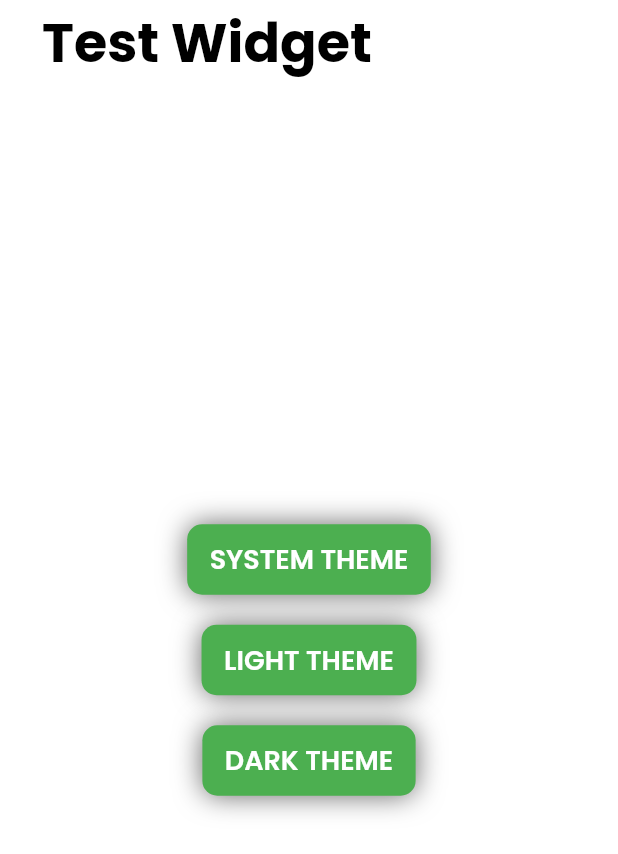
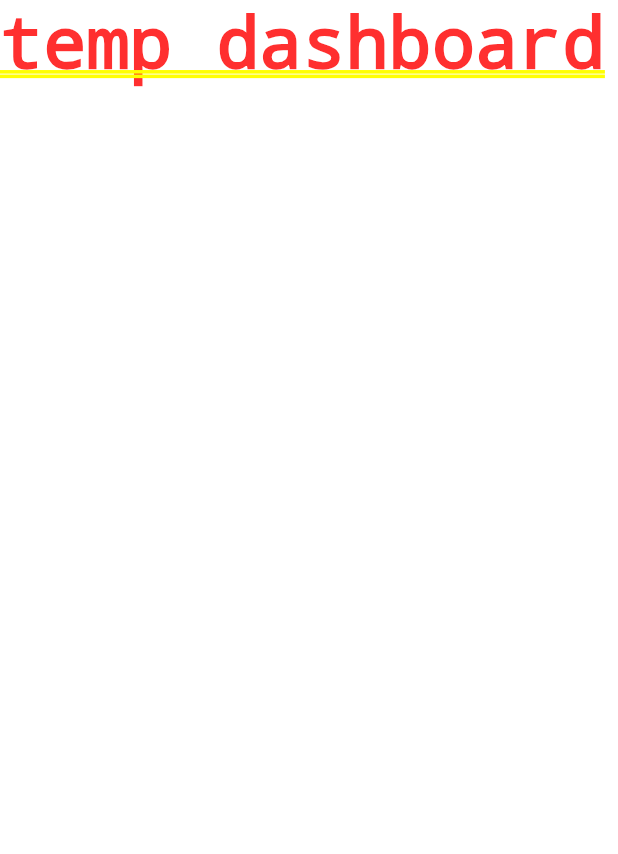
Before and after one commit to HadyMash/Releaf, a Flutter app: the screen it shows after launch, on a phone screen of 412 x 824 dp. Shown: the top 854 px of the screen. Run offline on Flutter 3.47's test engine with Material 2 defaults, Android fonts, the phone set to English and light mode, and no system bars; our stand-ins replace cloud_firestore, firebase_auth; accounts and stored records are empty.

Commit message:
removed test widget, ready to start work on implementing auth and firestore

```diff
--- a/lib/main.dart
+++ b/lib/main.dart
@@ -1,6 +1,7 @@
 import 'package:flutter/material.dart';
 import 'package:provider/provider.dart';
 import 'package:releaf/shared/const/app_theme.dart';
+import 'package:releaf/wrapper.dart';
 
 void main() {
   runApp(
@@ -61,11 +62,10 @@ class ThemedApp extends StatelessWidget {
     final AppTheme theme = Provider.of<AppTheme>(context);
 
     return MaterialApp(
-      home: TestWidget(),
+      home: Wrapper(),
       theme: theme.light,
       darkTheme: theme.dark,
       themeMode: theme.themeMode,
-      // themeMode: autoTheme ? ThemeMode.system : null
     );
   }
 }
--- a/lib/screens/authentication/welcome.dart
+++ b/lib/screens/authentication/welcome.dart
@@ -1,3 +1,12 @@
 import 'package:flutter/material.dart';
 import 'package:provider/provider.dart';
 import 'package:releaf/shared/const/app_theme.dart';
+
+class Welcome extends StatelessWidget {
+  @override
+  Widget build(BuildContext context) {
+    return Container(
+      child: Text('temp dashboard'),
+    );
+  }
+}
--- a/lib/services/auth.dart
+++ b/lib/services/auth.dart
@@ -0,0 +1,5 @@
+import 'package:firebase_auth/firebase_auth.dart';
+import 'package:releaf/services/database.dart';
+import 'package:provider/provider.dart';
+
+class AuthService {}
--- a/lib/services/database.dart
+++ b/lib/services/database.dart
@@ -0,0 +1,3 @@
+import 'package:cloud_firestore/cloud_firestore.dart';
+
+class DatabaseService {}
--- a/lib/shared/const/app_theme.dart
+++ b/lib/shared/const/app_theme.dart
@@ -28,57 +28,6 @@ class AppTheme with ChangeNotifier {
   void setTheme(ThemeMode theme) {
     themeMode = theme;
     notifyListeners();
-  }
-}
-
-// ! TEST WIDGET - TEMP
-class TestWidget extends StatelessWidget {
-  @override
-  Widget build(BuildContext context) {
-    final AppTheme theme = Provider.of<AppTheme>(context);
-    return Scaffold(
-      backgroundColor: Theme.of(context).backgroundColor,
-      appBar: AppBar(
-        title: Text(
-          'Test Widget',
-          style: Theme.of(context).textTheme.headline1,
-        ),
-      ),
-      body: Center(
-        child: Column(
-          mainAxisAlignment: MainAxisAlignment.center,
-          mainAxisSize: MainAxisSize.min,
-          children: [
-            ThemedButton(
-              onPressed: () => theme.setTheme(ThemeMode.system),
-              text: 'System Theme',
-              color: Theme.of(context).primaryColor,
-              shadowColor: Colors.black.withOpacity(0.6),
-              pressedShadowColor: Colors.greenAccent,
-              shadowBlurRadius: 15,
-            ),
-            SizedBox(height: 20),
-            ThemedButton(
-              onPressed: () => theme.setTheme(ThemeMode.light),
-              text: 'Light Theme',
-              color: Theme.of(context).primaryColor,
-              shadowColor: Colors.black.withOpacity(0.6),
-              pressedShadowColor: Colors.greenAccent,
-              shadowBlurRadius: 15,
-            ),
-            SizedBox(height: 20),
-            ThemedButton(
-              onPressed: () => theme.setTheme(ThemeMode.dark),
-              text: 'Dark Theme',
-              color: Theme.of(context).primaryColor,
-              shadowColor: Colors.black.withOpacity(0.6),
-              pressedShadowColor: Colors.greenAccent,
-              shadowBlurRadius: 15,
-            ),
-          ],
-        ),
-      ),
-    );
   }
 }
 
--- /dev/null
+++ b/lib/wrapper.dart
@@ -0,0 +1,12 @@
+import 'package:flutter/material.dart';
+import 'package:provider/provider.dart';
+import 'package:releaf/screens/authentication/welcome.dart';
+import 'package:releaf/screens/home/dashboard.dart';
+
+class Wrapper extends StatelessWidget {
+  @override
+  Widget build(BuildContext context) {
+    // final user = Provider.of
+    return Welcome();
+  }
+}
```
